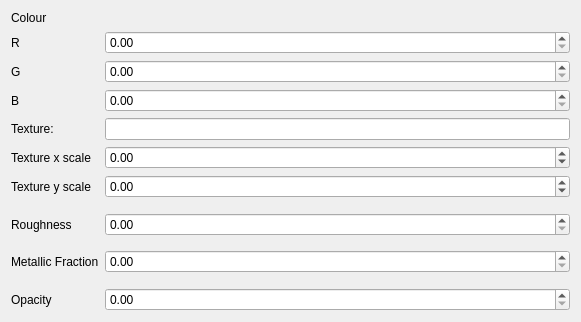
Qt form gui_client/MaterialEditor.ui (shipilovden/substrata-metasiberia) before a commit.
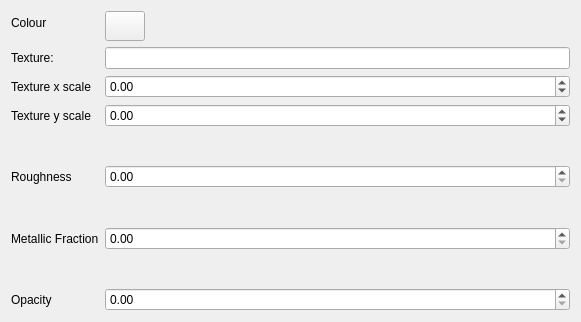
The same form after that commit. Custom widgets are drawn as their Qt base class.

Commit message: Replaced RGB sliders in material editor with colour button and colour picker.

What changed in the file:
```diff
--- a/gui_client/MaterialEditor.ui
+++ b/gui_client/MaterialEditor.ui
@@ -14,54 +14,84 @@
    <string>Form</string>
   </property>
   <layout class="QFormLayout" name="formLayout">
-   <item row="1" column="0">
-    <widget class="QLabel" name="label">
+   <item row="0" column="0">
+    <widget class="QLabel" name="label_5">
      <property name="text">
-      <string>R</string>
+      <string>Colour</string>
      </property>
     </widget>
    </item>
-   <item row="1" column="1">
-    <widget class="RealControl" name="colourRDoubleSpinBox"/>
-   </item>
    <item row="2" column="0">
-    <widget class="QLabel" name="label_2">
+    <widget class="QLabel" name="label_4">
      <property name="text">
-      <string>G</string>
+      <string>Texture:</string>
      </property>
     </widget>
    </item>
    <item row="2" column="1">
-    <widget class="RealControl" name="colourGDoubleSpinBox"/>
+    <widget class="FileSelectWidget" name="textureFileSelectWidget"/>
    </item>
    <item row="3" column="0">
-    <widget class="QLabel" name="label_3">
+    <widget class="QLabel" name="label_9">
      <property name="text">
-      <string>B</string>
+      <string>Texture x scale</string>
      </property>
     </widget>
    </item>
    <item row="3" column="1">
-    <widget class="RealControl" name="colourBDoubleSpinBox"/>
+    <widget class="IndigoDoubleSpinBox" name="textureXScaleDoubleSpinBox">
+     <property name="minimum">
+      <double>-100000.000000000000000</double>
+     </property>
+     <property name="maximum">
+      <double>100000.000000000000000</double>
+     </property>
+     <property name="singleStep">
+      <double>0.100000000000000</double>
+     </property>
+    </widget>
+   </item>
+   <item row="4" column="0">
+    <widget class="QLabel" name="label_10">
+     <property name="text">
+      <string>Texture y scale</string>
+     </property>
+    </widget>
+   </item>
+   <item row="4" column="1">
+    <widget class="IndigoDoubleSpinBox" name="textureYScaleDoubleSpinBox">
+     <property name="minimum">
+      <double>-100000.000000000000000</double>
+     </property>
+     <property name="maximum">
+      <double>100000.000000000000000</double>
+     </property>
+     <property name="singleStep">
+      <double>0.100000000000000</double>
+     </property>
+    </widget>
    </item>
    <item row="5" column="1">
-    <widget class="FileSelectWidget" name="textureFileSelectWidget"/>
-   </item>
-   <item row="5" column="0">
-    <widget class="QLabel" name="label_4">
-     <property name="text">
-      <string>Texture:</string>
+    <spacer name="verticalSpacer">
+     <property name="orientation">
+      <enum>Qt::Vertical</enum>
      </property>
-    </widget>
+     <property name="sizeHint" stdset="0">
+      <size>
+       <width>20</width>
+       <height>0</height>
+      </size>
+     </property>
+    </spacer>
    </item>
-   <item row="0" column="0">
-    <widget class="QLabel" name="label_5">
+   <item row="6" column="0">
+    <widget class="QLabel" name="label_6">
      <property name="text">
-      <string>Colour</string>
+      <string>Roughness</string>
      </property>
     </widget>
    </item>
-   <item row="9" column="1">
+   <item row="6" column="1">
     <widget class="RealControl" name="roughnessDoubleSpinBox">
      <property name="maximum">
       <double>1.000000000000000</double>
@@ -71,27 +101,30 @@
      </property>
     </widget>
    </item>
-   <item row="9" column="0">
-    <widget class="QLabel" name="label_6">
+   <item row="7" column="1">
+    <spacer name="verticalSpacer_3">
+     <property name="orientation">
+      <enum>Qt::Vertical</enum>
+     </property>
+     <property name="sizeHint" stdset="0">
+      <size>
+       <width>20</width>
+       <height>0</height>
+      </size>
+     </property>
+    </spacer>
+   </item>
+   <item row="8" column="0">
+    <widget class="QLabel" name="label_8">
      <property name="text">
-      <string>Roughness</string>
+      <string>Metallic Fraction</string>
      </property>
     </widget>
    </item>
    <item row="8" column="1">
-    <spacer name="verticalSpacer">
-     <property name="orientation">
-      <enum>Qt::Vertical</enum>
-     </property>
-     <property name="sizeHint" stdset="0">
-      <size>
-       <width>20</width>
-       <height>0</height>
-      </size>
-     </property>
-    </spacer>
+    <widget class="RealControl" name="metallicFractionDoubleSpinBox"/>
    </item>
-   <item row="12" column="1">
+   <item row="9" column="1">
     <spacer name="verticalSpacer_2">
      <property name="orientation">
       <enum>Qt::Vertical</enum>
@@ -107,76 +140,32 @@
      </property>
     </spacer>
    </item>
-   <item row="13" column="1">
-    <widget class="RealControl" name="opacityDoubleSpinBox"/>
-   </item>
-   <item row="13" column="0">
+   <item row="10" column="0">
     <widget class="QLabel" name="label_7">
      <property name="text">
       <string>Opacity</string>
      </property>
     </widget>
    </item>
-   <item row="11" column="1">
-    <widget class="RealControl" name="metallicFractionDoubleSpinBox"/>
-   </item>
-   <item row="11" column="0">
-    <widget class="QLabel" name="label_8">
-     <property name="text">
-      <string>Metallic Fraction</string>
-     </property>
-    </widget>
-   </item>
    <item row="10" column="1">
-    <spacer name="verticalSpacer_3">
-     <property name="orientation">
-      <enum>Qt::Vertical</enum>
+    <widget class="RealControl" name="opacityDoubleSpinBox"/>
+   </item>
+   <item row="0" column="1">
+    <widget class="QPushButton" name="colourPushButton">
+     <property name="sizePolicy">
+      <sizepolicy hsizetype="Fixed" vsizetype="Fixed">
+       <horstretch>0</horstretch>
+       <verstretch>0</verstretch>
+      </sizepolicy>
      </property>
-     <property name="sizeHint" stdset="0">
+     <property name="minimumSize">
       <size>
-       <width>20</width>
-       <height>0</height>
+       <width>30</width>
+       <height>30</height>
       </size>
      </property>
-    </spacer>
-   </item>
-   <item row="6" column="1">
-    <widget class="IndigoDoubleSpinBox" name="textureXScaleDoubleSpinBox">
-     <property name="minimum">
-      <double>-100000.000000000000000</double>
-     </property>
-     <property name="maximum">
-      <double>100000.000000000000000</double>
-     </property>
-     <property name="singleStep">
-      <double>0.100000000000000</double>
-     </property>
-    </widget>
-   </item>
-   <item row="6" column="0">
-    <widget class="QLabel" name="label_9">
      <property name="text">
-      <string>Texture x scale</string>
-     </property>
-    </widget>
-   </item>
-   <item row="7" column="1">
-    <widget class="IndigoDoubleSpinBox" name="textureYScaleDoubleSpinBox">
-     <property name="minimum">
-      <double>-100000.000000000000000</double>
-     </property>
-     <property name="maximum">
-      <double>100000.000000000000000</double>
-     </property>
-     <property name="singleStep">
-      <double>0.100000000000000</double>
-     </property>
-    </widget>
-   </item>
-   <item row="7" column="0">
-    <widget class="QLabel" name="label_10">
-     <property name="text">
-      <string>Texture y scale</string>
+      <string/>
      </property>
     </widget>
    </item>
```
The commit also changes 2 other files.
